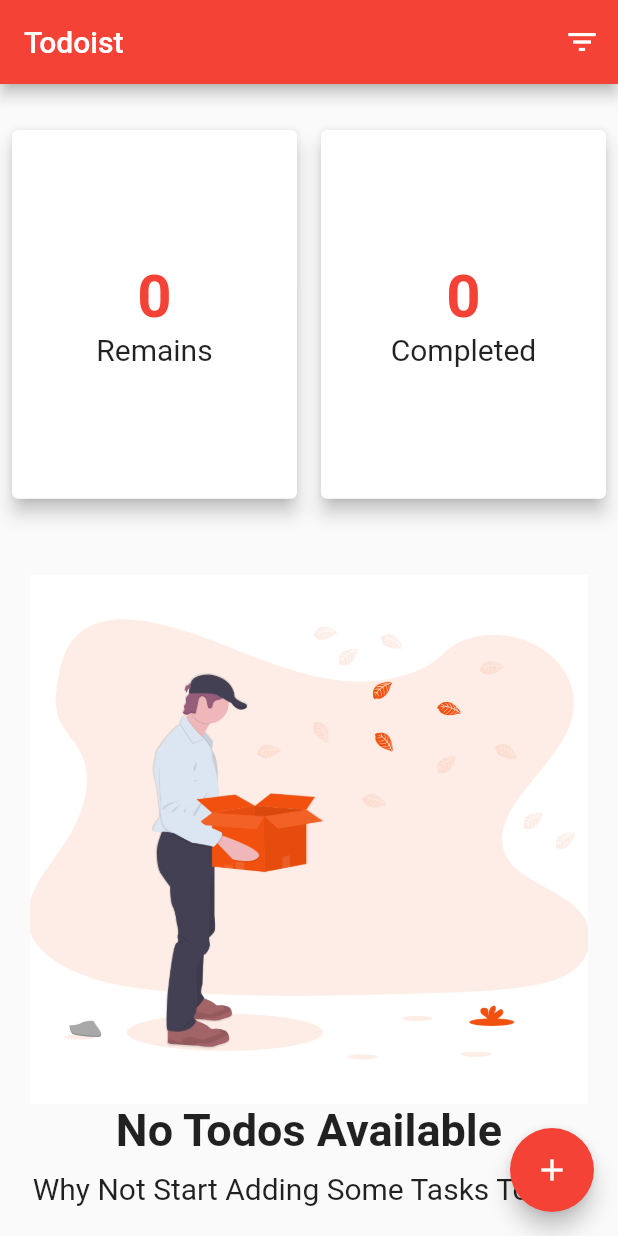
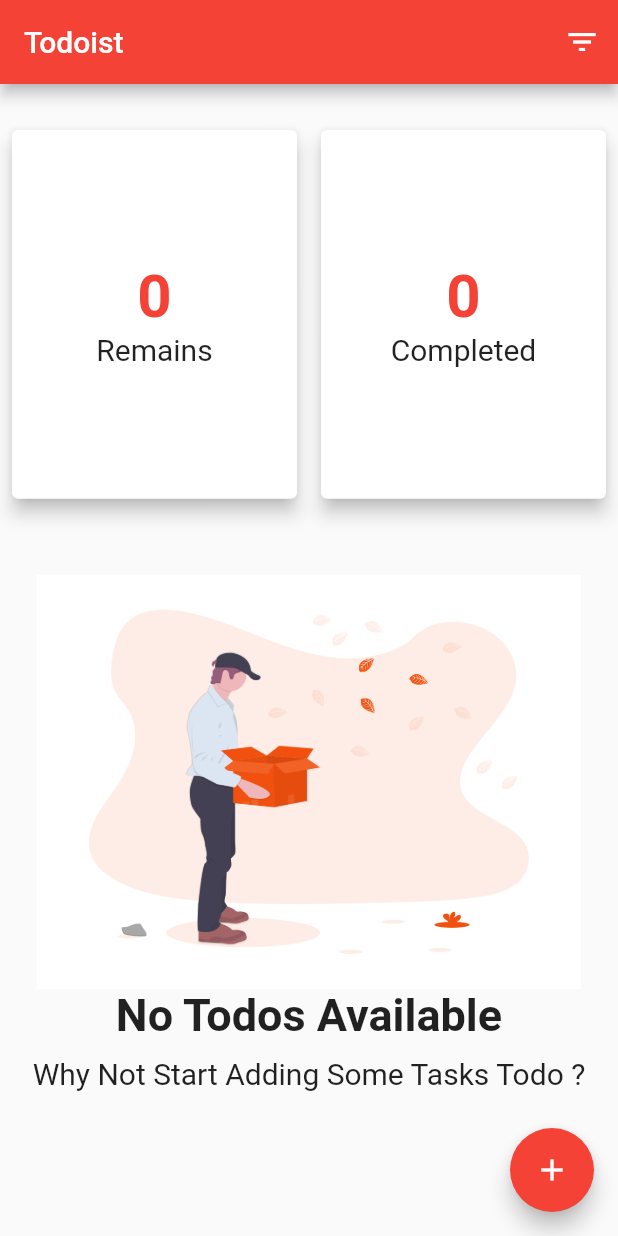
Before and after one commit to AminTahseen/Flutter_Todo_List_App, a Flutter app: the screen it shows after launch, on a phone screen of 412 x 824 dp. Run offline on Flutter 3.47's test engine with Material 2 defaults, Android fonts, the phone set to English and light mode, and no system bars.

Commit message:
size adjustments

```diff
--- a/lib/main.dart
+++ b/lib/main.dart
@@ -132,7 +132,6 @@ class _HomeState extends State<Home> {
       ],
     );
     final mediaQuery = MediaQuery.of(context);
-    final isLandscape = mediaQuery.orientation == Orientation.landscape;
     return Scaffold(
       appBar: appBar,
       body: SingleChildScrollView(
@@ -152,13 +151,21 @@ class _HomeState extends State<Home> {
               height: (mediaQuery.size.height -
                       appBar.preferredSize.height -
                       mediaQuery.padding.top) *
-                  0.6,
+                  0.5,
               child: TaskList(
                 _todoList,
                 _completeTask,
                 _deleteTask,
               ),
             ),
+            Container(
+              child: SizedBox(
+                height: (mediaQuery.size.height -
+                        appBar.preferredSize.height -
+                        mediaQuery.padding.top) *
+                    0.1,
+              ),
+            )
           ],
         ),
       ),
--- a/lib/widgets/no_tasks.dart
+++ b/lib/widgets/no_tasks.dart
@@ -3,6 +3,7 @@ import 'package:flutter/material.dart';
 class NoTasks extends StatelessWidget {
   @override
   Widget build(BuildContext context) {
+    return LayoutBuilder(builder: (ctx, constraints) {
       return Center(
         child: Container(
           padding: EdgeInsets.all(10.0),
@@ -36,5 +37,6 @@ class NoTasks extends StatelessWidget {
           ),
         ),
       );
+    });
   }
 }
```
Lines whose indentation alone changed are shown as unchanged.
